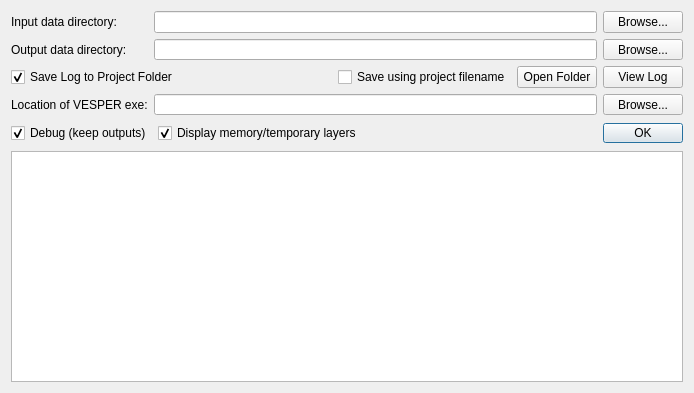
Before: the Qt Designer form pat/gui/settings_dialog_base.ui in CSIRO-Precision-Agriculture/PAT_QGIS_Plugin, drawn with Qt 5.
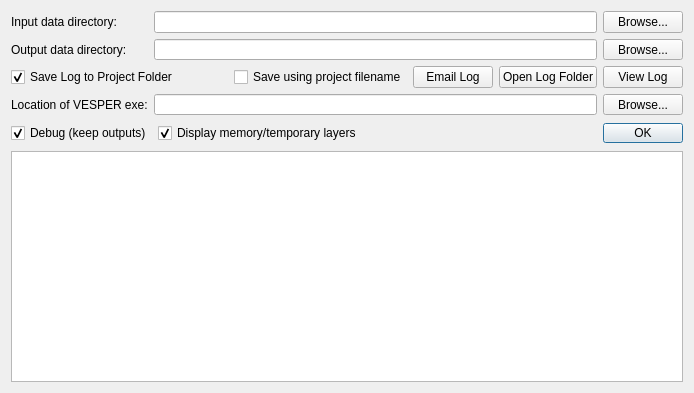
After: the same form once the commit is applied.

Commit message: Add option to email using default app the error logs.

```diff
--- a/pat/gui/settings_dialog_base.ui
+++ b/pat/gui/settings_dialog_base.ui
@@ -64,7 +64,7 @@
         </sizepolicy>
        </property>
        <property name="text">
-        <string>Open Folder</string>
+        <string>Open Log Folder</string>
        </property>
       </widget>
      </item>
@@ -91,16 +91,6 @@
        </property>
       </widget>
      </item>
-     <item row="2" column="0" colspan="3">
-      <widget class="QCheckBox" name="chkSaveLogToProjectFolder">
-       <property name="text">
-        <string>Save Log to Project Folder</string>
-       </property>
-       <property name="checked">
-        <bool>true</bool>
-       </property>
-      </widget>
-     </item>
      <item row="3" column="0">
       <widget class="QLabel" name="lblVesperExe">
        <property name="sizePolicy">
@@ -172,7 +162,17 @@
        </property>
       </widget>
      </item>
-     <item row="2" column="3">
+     <item row="2" column="0" colspan="2">
+      <widget class="QCheckBox" name="chkSaveLogToProjectFolder">
+       <property name="text">
+        <string>Save Log to Project Folder</string>
+       </property>
+       <property name="checked">
+        <bool>true</bool>
+       </property>
+      </widget>
+     </item>
+     <item row="2" column="2">
       <widget class="QCheckBox" name="chkUseProjectName">
        <property name="text">
         <string>Save using project filename</string>
@@ -182,6 +182,13 @@
        </property>
       </widget>
      </item>
+     <item row="2" column="3">
+      <widget class="QPushButton" name="cmdEmailLog">
+       <property name="text">
+        <string>Email Log</string>
+       </property>
+      </widget>
+     </item>
     </layout>
    </item>
    <item row="1" column="0" colspan="2">
```
The commit also changes 1 other file.
